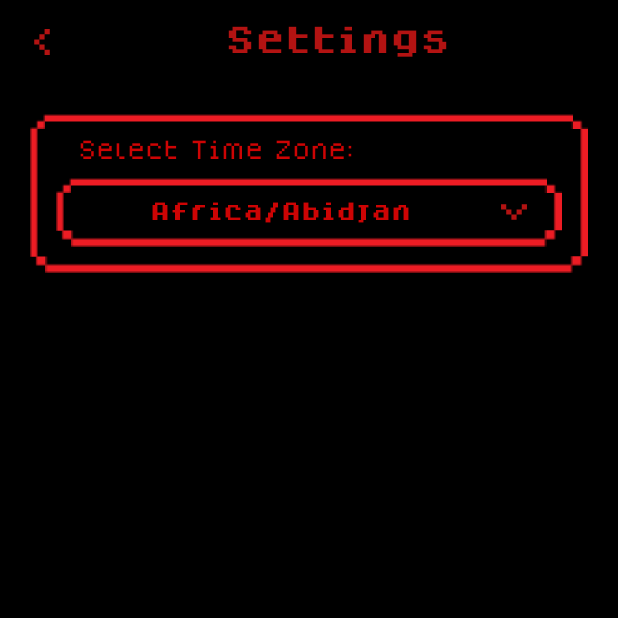
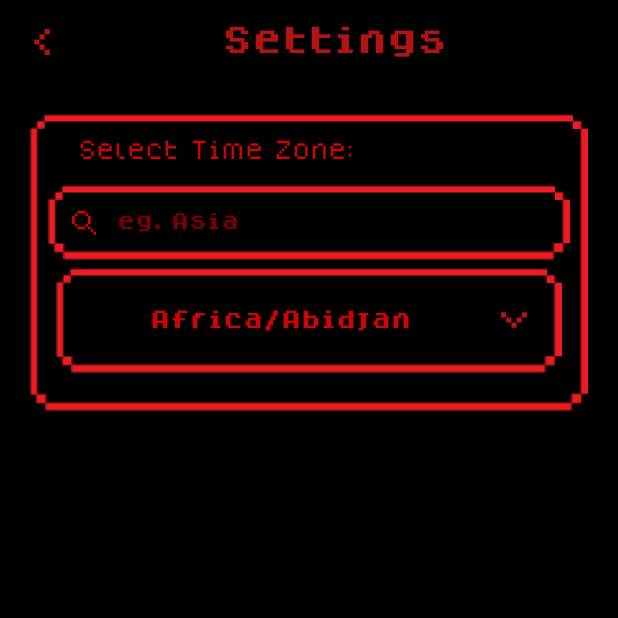
Before and after one commit to salman660/NamazTimings, an Android app: the screen it shows after launch (TimeZoneSettings), after a tap on an icon or button, on a phone screen of 412 x 824 dp, the top half of it. Run offline under Robolectric (Android 15) with nearby library versions, the phone set to English and light mode, and no system bars; libraries missing offline, so code that uses them is left out: com.batoulapps.adhan, com.github.msarhan.ummalqura; 27 statements that could not run were skipped.

Commit message:
added search feature in activity_settings.xml, improved the activity_main.xml

```diff
--- a/app/src/main/java/com/apptic/namaztimings/MainActivity.java
+++ b/app/src/main/java/com/apptic/namaztimings/MainActivity.java
@@ -261,10 +261,38 @@ public class MainActivity extends AppCompatActivity {
     }
 
     private String getCurrentPrayerName() {
-        Coordinates coordinates = new Coordinates(29.3544, 71.6911); // Replace with your coordinates
+        // Get the saved time zone from SharedPreferences
+        SharedPreferences sharedPreferences = getSharedPreferences("MyPrefs", MODE_PRIVATE);
+        String savedTimeZone = sharedPreferences.getString("SelectedTimeZone", "");
+
+        // Get the saved latitude and longitude from SharedPreferences
+        String savedLatitude = sharedPreferences.getString("SelectedLatitude", "");
+        String savedLongitude = sharedPreferences.getString("SelectedLongitude", "");
+
+        // Set the time zone for the formatter
+        SimpleDateFormat formatter = new SimpleDateFormat("hh:mm a");
+        if (!savedTimeZone.isEmpty()) {
+            formatter.setTimeZone(TimeZone.getTimeZone(savedTimeZone));
+        } else {
+            // Set a default time zone (e.g., "Asia/Karachi") if the saved time zone is empty
+            formatter.setTimeZone(TimeZone.getTimeZone("Asia/Karachi"));
+        }
+
+        double latitude, longitude;
+
+        if (!savedLatitude.isEmpty() && !savedLongitude.isEmpty()) {
+            // Use the saved coordinates if available
+            latitude = Double.parseDouble(savedLatitude);
+            longitude = Double.parseDouble(savedLongitude);
+        } else {
+            // Use dummy coordinates if saved coordinates are not available
+            latitude = 0.0;  // Replace with your dummy latitude
+            longitude = 0.0; // Replace with your dummy longitude
+        }
+
+        Coordinates coordinates = new Coordinates(latitude, longitude);
         DateComponents dateComponents = DateComponents.from(new Date());
         CalculationMethod calculationMethod = CalculationMethod.KARACHI;
-        HighLatitudeRule highLatitudeRule = HighLatitudeRule.MIDDLE_OF_THE_NIGHT;
 
         PrayerTimes prayerTimes = new PrayerTimes(coordinates, dateComponents, calculationMethod.getParameters());
 
@@ -301,7 +329,6 @@ public class MainActivity extends AppCompatActivity {
         // If no prayer is found (e.g., after Isha), return the last prayer name
         return prayerNames[prayerTimesDates.length - 1];
     }
-
 
 
 
--- a/app/src/main/java/com/apptic/namaztimings/TimeZoneSettings.java
+++ b/app/src/main/java/com/apptic/namaztimings/TimeZoneSettings.java
@@ -3,13 +3,14 @@ package com.apptic.namaztimings;
 import android.content.Intent;
 import android.content.SharedPreferences;
 import android.os.Bundle;
+import android.text.Editable;
+import android.text.TextWatcher;
 import android.view.View;
 import android.widget.AdapterView;
 import android.widget.ArrayAdapter;
+import android.widget.EditText;
 import android.widget.ImageView;
-import android.widget.Spinner;
 import android.widget.TextView;
-import android.widget.Toast;
 
 import androidx.appcompat.app.AppCompatActivity;
 import androidx.appcompat.widget.AppCompatSpinner;
@@ -31,13 +32,18 @@ public class TimeZoneSettings extends AppCompatActivity {
     private AppCompatSpinner timeZoneSpinner;
     private ImageView backIcon;
     private TextView selected_time_zone_txt;
+
+    private EditText searchbox;
     private SharedPreferences sharedPreferences;
+
+
 
     @Override
     protected void onCreate(Bundle savedInstanceState) {
         super.onCreate(savedInstanceState);
-        setContentView(R.layout.activity_time_zone_settings);
+        setContentView(R.layout.activity_settings);
 
+        searchbox = findViewById(R.id.searchbox);
         timeZoneSpinner = findViewById(R.id.timeZoneSpinner);
         backIcon = findViewById(R.id.backIcon);
         selected_time_zone_txt = findViewById(R.id.selected_time_zone_txt);
@@ -59,6 +65,15 @@ public class TimeZoneSettings extends AppCompatActivity {
             public void onClick(View v) {
                 // Open the timezone spinner
                 timeZoneSpinner.performClick();
+            }
+        });
+
+        // Add an OnClickListener to the selected_time_zone_txt TextView
+        searchbox.setOnClickListener(new View.OnClickListener() {
+            @Override
+            public void onClick(View v) {
+                // Open the timezone spinner
+                selected_time_zone_txt.performClick();
             }
         });
 
@@ -84,6 +99,37 @@ public class TimeZoneSettings extends AppCompatActivity {
             // Default to the first time zone if the preference is empty
             timeZoneSpinner.setSelection(0);
         }
+
+        // Add a TextWatcher to the searchbox EditText
+        searchbox.addTextChangedListener(new TextWatcher() {
+            @Override
+            public void beforeTextChanged(CharSequence charSequence, int i, int i1, int i2) {
+                // Not needed for this implementation
+            }
+
+            @Override
+            public void onTextChanged(CharSequence charSequence, int i, int i1, int i2) {
+                // Handle text changes here
+                String searchText = charSequence.toString().toLowerCase();
+                List<String> filteredTimeZones = new ArrayList<>();
+
+                for (String timeZone : definedTimeZones) {
+                    if (timeZone.toLowerCase().contains(searchText)) {
+                        filteredTimeZones.add(timeZone);
+                    }
+                }
+
+                // Update the adapter with the filtered list
+                adapter.clear();
+                adapter.addAll(filteredTimeZones);
+                adapter.notifyDataSetChanged();
+            }
+
+            @Override
+            public void afterTextChanged(Editable editable) {
+                // Not needed for this implementation
+            }
+        });
 
         // Handle item selection in the Spinner
         timeZoneSpinner.setOnItemSelectedListener(new AdapterView.OnItemSelectedListener() {
--- /dev/null
+++ b/app/src/main/res/drawable/search_pixelated_icon.xml
@@ -0,0 +1,39 @@
+<vector xmlns:android="http://schemas.android.com/apk/res/android"
+    android:width="24dp"
+    android:height="24dp"
+    android:viewportWidth="24"
+    android:viewportHeight="24">
+  <path
+      android:pathData="M11.12,6.3h1.76V4.54H7.59V6.3Z"
+      android:fillColor="#df0000"/>
+  <path
+      android:pathData="M14.64,8.07l0,-1.77l-1.76,0l0,1.77l1.76,0z"
+      android:fillColor="#df0000"/>
+  <path
+      android:pathData="M14.64,15.12l0,1.76l1.77,0l0,-1.76l-1.77,0z"
+      android:fillColor="#df0000"/>
+  <path
+      android:pathData="M12.88,13.35l0,1.77l1.76,0l0,-1.77l-1.76,0z"
+      android:fillColor="#df0000"/>
+  <path
+      android:pathData="M14.64,11.59v1.76h1.77V8.07H14.64v3.52Z"
+      android:fillColor="#df0000"/>
+  <path
+      android:pathData="M7.59,6.3l-1.76,0l0,1.77l1.76,0l0,-1.77z"
+      android:fillColor="#df0000"/>
+  <path
+      android:pathData="M16.41,16.88l0,1.76l1.76,0l0,-1.76l-1.76,0z"
+      android:fillColor="#df0000"/>
+  <path
+      android:pathData="M18.17,18.64l0,1.76l1.76,0l0,-1.76l-1.76,0z"
+      android:fillColor="#df0000"/>
+  <path
+      android:pathData="M9.36,15.12H7.59v1.76h5.29V15.12Z"
+      android:fillColor="#df0000"/>
+  <path
+      android:pathData="M5.83,9.83V8.07H4.07v5.28H5.83V9.83Z"
+      android:fillColor="#df0000"/>
+  <path
+      android:pathData="M5.83,13.35l0,1.77l1.76,0l0,-1.77l-1.76,0z"
+      android:fillColor="#df0000"/>
+</vector>
--- a/app/src/main/res/layout/activity_time_zone_settings.xml
+++ b/app/src/main/res/layout/activity_settings.xml
@@ -21,6 +21,7 @@
             android:layout_width="wrap_content"
             android:layout_height="wrap_content"
             android:paddingEnd="5dp"
+            android:contentDescription="Back Icon"
             android:src="@drawable/back_icon_pixelated"
             app:tint="@color/primary_color" />
 
@@ -33,12 +34,12 @@
             android:textAlignment="center"
             android:textColor="@color/primary_color"
             android:textSize="20sp"
-            android:paddingRight="8dp"/>
+            android:paddingRight="12dp"/>
     </androidx.appcompat.widget.Toolbar>
 
     <LinearLayout
         android:layout_width="match_parent"
-        android:layout_height="106dp"
+        android:layout_height="198dp"
         android:layout_margin="20dp"
         android:background="@drawable/pixel_frame_border"
         android:orientation="vertical">
@@ -54,10 +55,24 @@
             android:text="Select Time Zone: "
             android:textColor="@color/accent_color" />
 
+        <EditText
+            android:id="@+id/searchbox"
+            android:layout_width="match_parent"
+            android:layout_height="50dp"
+            android:textColor="@color/primary_color"
+            android:layout_marginTop="10dp"
+            android:textColorHint="@color/secondary_color"
+            android:hint="eg. Asia"
+            android:textSize="12sp"
+            android:fontFamily="@font/dogicapixelbold"
+            android:background="@drawable/pixel_frame_border"
+            android:drawableStart="@drawable/search_pixelated_icon"
+            android:drawablePadding="10dp" />
+
         <TextView
             android:id="@+id/selected_time_zone_txt"
             android:layout_width="match_parent"
-            android:layout_height="wrap_content"
+            android:layout_height="70dp"
             android:layout_margin="5dp"
             android:background="@drawable/pixel_frame_border"
             android:drawableEnd="@drawable/drop_down_pixelated"
@@ -86,5 +101,4 @@
     </LinearLayout>
 
 
-
 </LinearLayout>
--- a/app/src/main/res/values/colors.xml
+++ b/app/src/main/res/values/colors.xml
@@ -7,6 +7,6 @@
     <color name="status_bar_color">#000000</color>
 
     <color name="accent_color">#CD0404</color>
-    <color name="secondary_color">#952323</color>
+    <color name="secondary_color">#780000</color>
 
 </resources>
--- a/gradle/libs.versions.toml
+++ b/gradle/libs.versions.toml
@@ -1,5 +1,5 @@
 [versions]
-agp = "8.2.0-alpha10"
+agp = "8.3.0-alpha04"
 junit = "4.13.2"
 androidx-test-ext-junit = "1.1.5"
 espresso-core = "3.5.1"
```
Also changed, not shown: app/src/main/res/layout/activity_main.xml (+35 -13 lines), gradle/wrapper/gradle-wrapper.properties.
